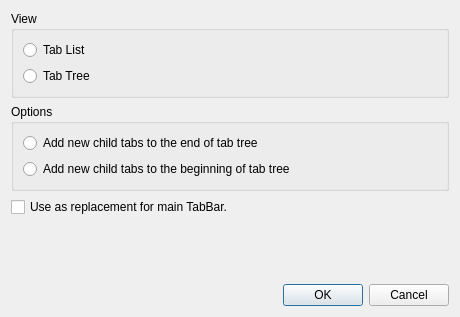
Before: the Qt Designer form src/plugins/VerticalTabs/verticaltabssettings.ui in QupZilla/qupzilla, drawn with Qt 5.
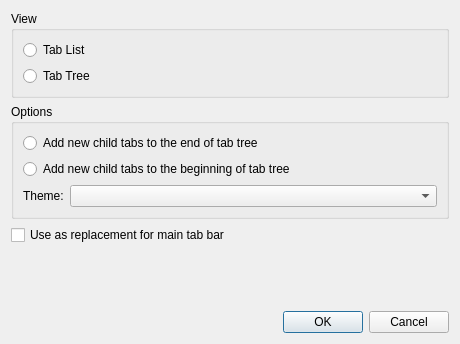
After: the same form once the commit is applied.

Commit message: VerticalTabs: Add support for changing themes

```diff
--- a/src/plugins/VerticalTabs/verticaltabssettings.ui
+++ b/src/plugins/VerticalTabs/verticaltabssettings.ui
@@ -7,7 +7,7 @@
     <x>0</x>
     <y>0</y>
     <width>460</width>
-    <height>317</height>
+    <height>344</height>
    </rect>
   </property>
   <property name="windowTitle">
@@ -57,13 +57,23 @@
         </property>
        </widget>
       </item>
+      <item row="2" column="0">
+       <widget class="QLabel" name="label">
+        <property name="text">
+         <string>Theme:</string>
+        </property>
+       </widget>
+      </item>
+      <item row="2" column="1">
+       <widget class="QComboBox" name="theme"/>
+      </item>
      </layout>
     </widget>
    </item>
    <item>
     <widget class="QCheckBox" name="replaceTabBar">
      <property name="text">
-      <string>Use as replacement for main TabBar.</string>
+      <string>Use as replacement for main tab bar</string>
      </property>
     </widget>
    </item>
```
The commit also changes 7 other files.
